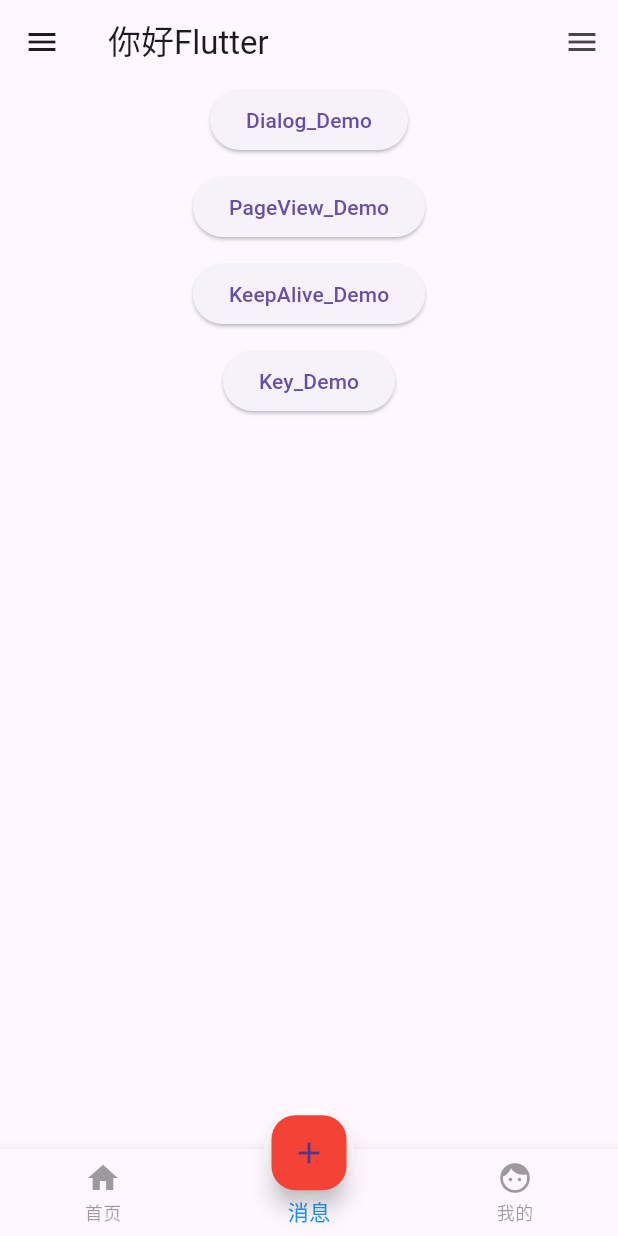
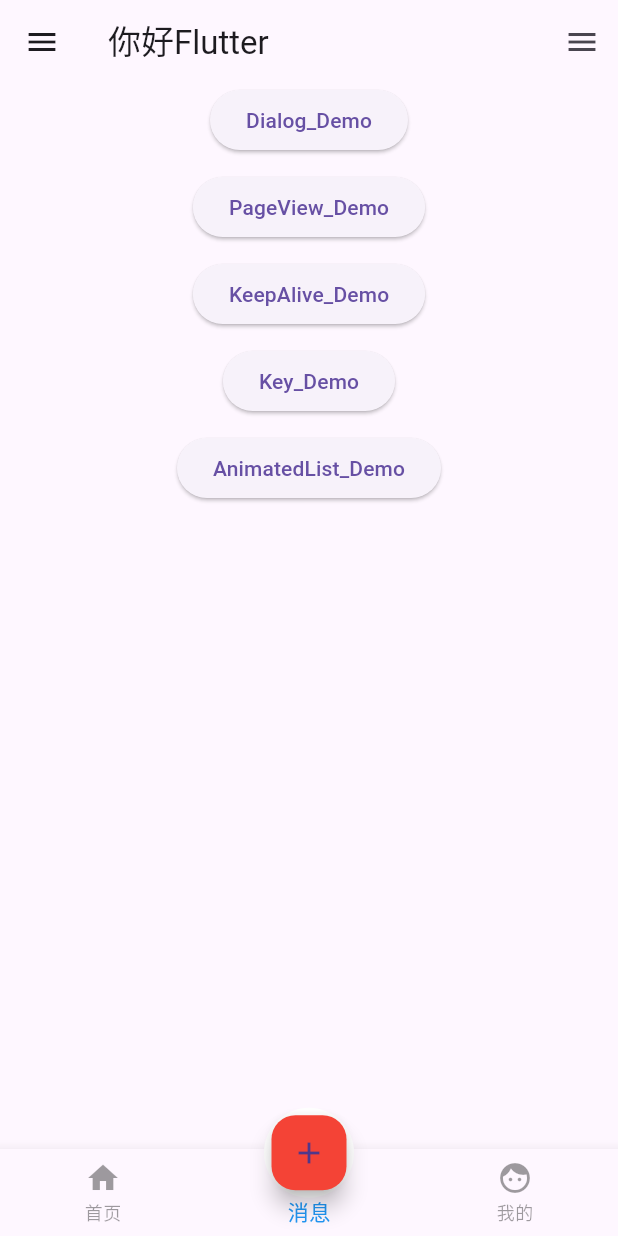
Before and after one commit to huangpu0/Flutter, a Flutter app: the screen it shows after launch, item 3 of the bottom bar chosen, after a tap on the "add" icon, on a phone screen of 412 x 824 dp. Run offline on Flutter 3.47's test engine with Material 3 defaults, Android fonts, the phone set to English and light mode, and no system bars.

Commit message:
18_AnimatedList

```diff
--- a/lib/12_BottonTabBars/12_message.dart
+++ b/lib/12_BottonTabBars/12_message.dart
@@ -58,6 +58,18 @@ class _MyMessage12State extends State<MyMessage12> {
                 });
               },
               child: const Text('Key_Demo')),
+
+          const SizedBox(
+            height: 10,
+          ),
+          ElevatedButton(
+              onPressed: () {
+                Navigator.pushNamed(context, "/animatedList", arguments: {
+                  "title": "AnimatedList",
+                  "type": 1,
+                });
+              },
+              child: const Text('AnimatedList_Demo')),
         ],
       ),
     );
--- a/lib/14_Routor/Routers.dart
+++ b/lib/14_Routor/Routers.dart
@@ -8,6 +8,7 @@ import 'package:flutter01/15_Dialog.dart';
 import 'package:flutter01/16_PageView.dart';
 import 'package:flutter01/16_PageView/16_PageViewKeepAlive.dart';
 import 'package:flutter01/17_Key.dart';
+import 'package:flutter01/18_AnimatedList.dart';
 
 /// 1、配置路由
 final Map routes = {
@@ -19,6 +20,8 @@ final Map routes = {
   "/pageViewKeepAlive": (context, {arguments}) =>
       MyPageViewKeepalive(arguments: arguments),
   "/key": (context, {arguments}) => MyKey0(arguments: arguments),
+  "/animatedList": (context, {arguments}) =>
+      MyAnimatedList0(arguments: arguments),
 };
 
 /// 2、配置onGenerateRoute 固定写法
--- a/lib/15_Dialog.dart
+++ b/lib/15_Dialog.dart
@@ -161,8 +161,7 @@ class _MyDialog0State extends State<MyDialog0> {
   Widget build(BuildContext context) {
     return Scaffold(
       appBar: AppBar(
-        // ignore: unnecessary_string_interpolations
-        title: Text('${widget.arguments["title"].toString()}'),
+        title: Text(widget.arguments["title"].toString()),
       ),
       body: Center(
           child: Column(
--- a/lib/16_PageView.dart
+++ b/lib/16_PageView.dart
@@ -36,8 +36,7 @@ class _MyPageView0State extends State<MyPageView0> {
   Widget build(BuildContext context) {
     return Scaffold(
       appBar: AppBar(
-        // ignore: unnecessary_string_interpolations
-        title: Text('${widget.arguments["title"].toString()}'),
+        title: Text(widget.arguments["title"].toString()),
       ),
 
       /// 写法1
```
Also changed, not shown: lib/18_AnimatedList.dart (added, +86 -0 lines).
